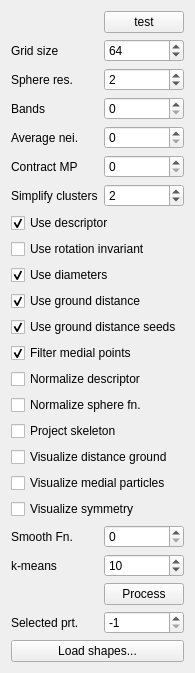
ialhashim/ddtt-dev, file particles/particles-widget.ui: the form before one commit.
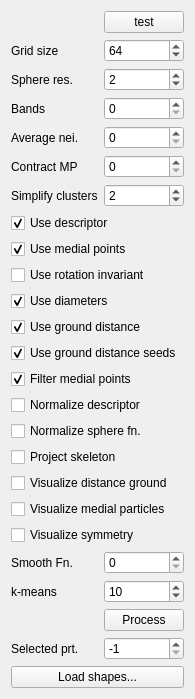
The form after the commit.

Commit message: [particles] added medial toggle option.

What changed in the file:
```diff
--- a/particles/particles-widget.ui
+++ b/particles/particles-widget.ui
@@ -6,29 +6,22 @@
    <rect>
     <x>0</x>
     <y>0</y>
-    <width>194</width>
-    <height>634</height>
+    <width>179</width>
+    <height>660</height>
    </rect>
   </property>
   <property name="windowTitle">
    <string>Particles</string>
   </property>
   <layout class="QGridLayout" name="gridLayout">
-   <item row="23" column="1">
+   <item row="24" column="1">
     <widget class="QPushButton" name="processShapesButton">
      <property name="text">
       <string>Process</string>
      </property>
     </widget>
    </item>
-   <item row="5" column="0">
-    <widget class="QLabel" name="label_6">
-     <property name="text">
-      <string>Contract MP</string>
-     </property>
-    </widget>
-   </item>
-   <item row="15" column="0" colspan="2">
+   <item row="16" column="0" colspan="2">
     <widget class="QCheckBox" name="normalizeSphereFn">
      <property name="text">
       <string>Normalize sphere fn.</string>
@@ -48,60 +41,10 @@
      </property>
     </widget>
    </item>
-   <item row="13" column="0" colspan="2">
-    <widget class="QCheckBox" name="filterMedialPoints">
+   <item row="5" column="0">
+    <widget class="QLabel" name="label_6">
      <property name="text">
-      <string>Filter medial points</string>
-     </property>
-     <property name="checked">
-      <bool>true</bool>
-     </property>
-    </widget>
-   </item>
-   <item row="20" column="0">
-    <widget class="QLabel" name="fnSmoothItersLabel">
-     <property name="text">
-      <string>Smooth Fn.</string>
-     </property>
-    </widget>
-   </item>
-   <item row="17" column="0" colspan="2">
-    <widget class="QCheckBox" name="showDistGround">
-     <property name="text">
-      <string>Visualize distance ground</string>
-     </property>
-    </widget>
-   </item>
-   <item row="24" column="1">
-    <widget class="QSpinBox" name="selectedParticle">
-     <property name="minimum">
-      <number>-1</number>
-     </property>
-     <property name="maximum">
-      <number>100000000</number>
-     </property>
-     <property name="value">
-      <number>-1</number>
-     </property>
-    </widget>
-   </item>
-   <item row="22" column="1">
-    <widget class="QSpinBox" name="kclusters">
-     <property name="minimum">
-      <number>1</number>
-     </property>
-     <property name="maximum">
-      <number>120</number>
-     </property>
-     <property name="value">
-      <number>10</number>
-     </property>
-    </widget>
-   </item>
-   <item row="19" column="0" colspan="2">
-    <widget class="QCheckBox" name="showSymmetry">
-     <property name="text">
-      <string>Visualize symmetry</string>
+      <string>Contract MP</string>
      </property>
     </widget>
    </item>
@@ -115,13 +58,51 @@
      </property>
     </widget>
    </item>
-   <item row="20" column="1">
+   <item row="3" column="0">
+    <widget class="QLabel" name="label_5">
+     <property name="text">
+      <string>Bands</string>
+     </property>
+    </widget>
+   </item>
+   <item row="21" column="1">
     <widget class="QSpinBox" name="fnSmoothIters">
      <property name="maximum">
       <number>200</number>
      </property>
     </widget>
    </item>
+   <item row="1" column="0">
+    <widget class="QLabel" name="label_2">
+     <property name="text">
+      <string>Grid size</string>
+     </property>
+    </widget>
+   </item>
+   <item row="15" column="0" colspan="2">
+    <widget class="QCheckBox" name="normalizeDesc">
+     <property name="text">
+      <string>Normalize descriptor</string>
+     </property>
+     <property name="checked">
+      <bool>false</bool>
+     </property>
+    </widget>
+   </item>
+   <item row="23" column="0">
+    <widget class="QLabel" name="label_4">
+     <property name="text">
+      <string>k-means</string>
+     </property>
+    </widget>
+   </item>
+   <item row="20" column="0" colspan="2">
+    <widget class="QCheckBox" name="showSymmetry">
+     <property name="text">
+      <string>Visualize symmetry</string>
+     </property>
+    </widget>
+   </item>
    <item row="2" column="0">
     <widget class="QLabel" name="label_3">
      <property name="text">
@@ -129,47 +110,35 @@
      </property>
     </widget>
    </item>
-   <item row="4" column="1">
-    <widget class="QSpinBox" name="avgNeighIters">
-     <property name="value">
-      <number>0</number>
+   <item row="21" column="0">
+    <widget class="QLabel" name="fnSmoothItersLabel">
+     <property name="text">
+      <string>Smooth Fn.</string>
      </property>
     </widget>
    </item>
-   <item row="24" column="0">
-    <widget class="QLabel" name="label">
+   <item row="0" column="1">
+    <widget class="QPushButton" name="testButton">
      <property name="text">
-      <string>Selected prt.</string>
+      <string>test</string>
      </property>
     </widget>
    </item>
-   <item row="11" column="0" colspan="2">
-    <widget class="QCheckBox" name="useGroundDist">
+   <item row="6" column="0">
+    <widget class="QLabel" name="simplifyClusterLabel">
      <property name="text">
-      <string>Use ground distance</string>
+      <string>Simplify clusters</string>
      </property>
-     <property name="checked">
-      <bool>true</bool>
-     </property>
     </widget>
    </item>
-   <item row="1" column="1">
-    <widget class="QSpinBox" name="gridsize">
-     <property name="minimum">
-      <number>8</number>
+   <item row="26" column="0" colspan="2">
+    <widget class="QPushButton" name="loadShapes">
+     <property name="text">
+      <string>Load shapes...</string>
      </property>
-     <property name="maximum">
-      <number>1024</number>
-     </property>
-     <property name="value">
-      <number>64</number>
-     </property>
     </widget>
    </item>
-   <item row="5" column="1">
-    <widget class="QSpinBox" name="contractMedial"/>
-   </item>
-   <item row="9" column="0" colspan="2">
+   <item row="10" column="0" colspan="2">
     <widget class="QCheckBox" name="useDiameter">
      <property name="text">
       <string>Use diameters</string>
@@ -179,41 +148,27 @@
      </property>
     </widget>
    </item>
-   <item row="18" column="0" colspan="2">
+   <item row="25" column="1">
+    <widget class="QSpinBox" name="selectedParticle">
+     <property name="minimum">
+      <number>-1</number>
+     </property>
+     <property name="maximum">
+      <number>100000000</number>
+     </property>
+     <property name="value">
+      <number>-1</number>
+     </property>
+    </widget>
+   </item>
+   <item row="19" column="0" colspan="2">
     <widget class="QCheckBox" name="showMedial">
      <property name="text">
       <string>Visualize medial particles</string>
      </property>
     </widget>
    </item>
-   <item row="25" column="0" colspan="2">
-    <widget class="QPushButton" name="loadShapes">
-     <property name="text">
-      <string>Load shapes...</string>
-     </property>
-    </widget>
-   </item>
-   <item row="3" column="1">
-    <widget class="QSpinBox" name="bands">
-     <property name="minimum">
-      <number>0</number>
-     </property>
-     <property name="maximum">
-      <number>120</number>
-     </property>
-     <property name="value">
-      <number>0</number>
-     </property>
-    </widget>
-   </item>
-   <item row="6" column="1">
-    <widget class="QSpinBox" name="simplifyCluster">
-     <property name="value">
-      <number>2</number>
-     </property>
-    </widget>
-   </item>
-   <item row="26" column="1">
+   <item row="27" column="1">
     <spacer name="verticalSpacer">
      <property name="orientation">
       <enum>Qt::Vertical</enum>
@@ -226,13 +181,6 @@
      </property>
     </spacer>
    </item>
-   <item row="6" column="0">
-    <widget class="QLabel" name="simplifyClusterLabel">
-     <property name="text">
-      <string>Simplify clusters</string>
-     </property>
-    </widget>
-   </item>
    <item row="4" column="0">
     <widget class="QLabel" name="avgNeighItersLabel">
      <property name="text">
@@ -240,21 +188,27 @@
      </property>
     </widget>
    </item>
-   <item row="8" column="0" colspan="2">
+   <item row="9" column="0" colspan="2">
     <widget class="QCheckBox" name="useRotationInv">
      <property name="text">
       <string>Use rotation invariant</string>
      </property>
     </widget>
    </item>
-   <item row="1" column="0">
-    <widget class="QLabel" name="label_2">
-     <property name="text">
-      <string>Grid size</string>
-     </property>
-    </widget>
+   <item row="5" column="1">
+    <widget class="QSpinBox" name="contractMedial"/>
    </item>
    <item row="12" column="0" colspan="2">
+    <widget class="QCheckBox" name="useGroundDist">
+     <property name="text">
+      <string>Use ground distance</string>
+     </property>
+     <property name="checked">
+      <bool>true</bool>
+     </property>
+    </widget>
+   </item>
+   <item row="13" column="0" colspan="2">
     <widget class="QCheckBox" name="useGroundDistSeed">
      <property name="text">
       <string>Use ground distance seeds</string>
@@ -264,41 +218,97 @@
      </property>
     </widget>
    </item>
-   <item row="0" column="1">
-    <widget class="QPushButton" name="testButton">
+   <item row="18" column="0" colspan="2">
+    <widget class="QCheckBox" name="showDistGround">
      <property name="text">
-      <string>test</string>
+      <string>Visualize distance ground</string>
      </property>
     </widget>
    </item>
-   <item row="3" column="0">
-    <widget class="QLabel" name="label_5">
+   <item row="25" column="0">
+    <widget class="QLabel" name="label">
      <property name="text">
-      <string>Bands</string>
+      <string>Selected prt.</string>
      </property>
     </widget>
    </item>
-   <item row="22" column="0">
-    <widget class="QLabel" name="label_4">
-     <property name="text">
-      <string>k-means</string>
-     </property>
-    </widget>
-   </item>
-   <item row="16" column="0" colspan="2">
+   <item row="17" column="0" colspan="2">
     <widget class="QCheckBox" name="projectSkeleton">
      <property name="text">
       <string>Project skeleton</string>
      </property>
     </widget>
    </item>
+   <item row="1" column="1">
+    <widget class="QSpinBox" name="gridsize">
+     <property name="minimum">
+      <number>8</number>
+     </property>
+     <property name="maximum">
+      <number>1024</number>
+     </property>
+     <property name="value">
+      <number>64</number>
+     </property>
+    </widget>
+   </item>
    <item row="14" column="0" colspan="2">
-    <widget class="QCheckBox" name="normalizeDesc">
+    <widget class="QCheckBox" name="filterMedialPoints">
      <property name="text">
-      <string>Normalize descriptor</string>
+      <string>Filter medial points</string>
      </property>
      <property name="checked">
-      <bool>false</bool>
+      <bool>true</bool>
+     </property>
+    </widget>
+   </item>
+   <item row="23" column="1">
+    <widget class="QSpinBox" name="kclusters">
+     <property name="minimum">
+      <number>1</number>
+     </property>
+     <property name="maximum">
+      <number>120</number>
+     </property>
+     <property name="value">
+      <number>10</number>
+     </property>
+    </widget>
+   </item>
+   <item row="4" column="1">
+    <widget class="QSpinBox" name="avgNeighIters">
+     <property name="value">
+      <number>0</number>
+     </property>
+    </widget>
+   </item>
+   <item row="6" column="1">
+    <widget class="QSpinBox" name="simplifyCluster">
+     <property name="value">
+      <number>2</number>
+     </property>
+    </widget>
+   </item>
+   <item row="3" column="1">
+    <widget class="QSpinBox" name="bands">
+     <property name="minimum">
+      <number>0</number>
+     </property>
+     <property name="maximum">
+      <number>120</number>
+     </property>
+     <property name="value">
+      <number>0</number>
+     </property>
+    </widget>
+   </item>
+   <item row="8" column="0" colspan="2">
+    <widget class="QCheckBox" name="useMedialPoints">
+     <property name="text">
+      <string>Use medial points</string>
+     </property>
+     <property name="checked">
+      <bool>true</bool>
      </property>
     </widget>
    </item>
```
The commit also changes 7 other files.
